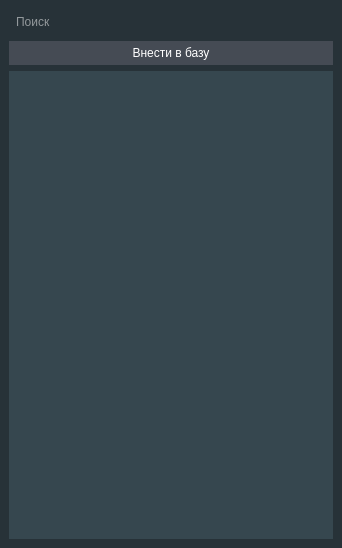
First picture: the form in app/ui/search_dialog.ui, repository extinctsoulwisp/ModerCoupeDV, before the edit.
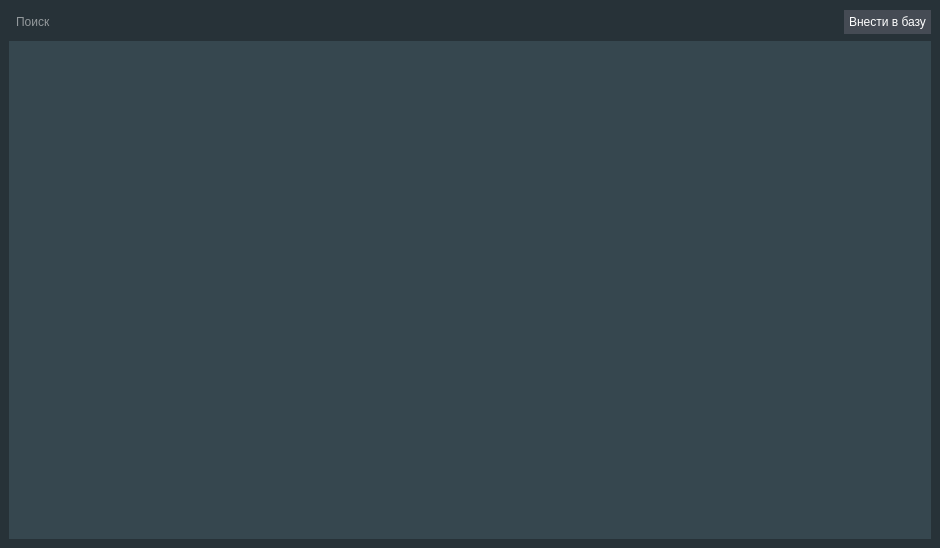
Second picture: the form after the edit.

The edit to the form file:
```diff
--- a/app/ui/search_dialog.ui
+++ b/app/ui/search_dialog.ui
@@ -9,7 +9,7 @@
    <rect>
     <x>0</x>
     <y>0</y>
-    <width>342</width>
+    <width>940</width>
     <height>548</height>
    </rect>
   </property>
@@ -129,8 +129,6 @@
           </property>
          </widget>
         </item>
-       </layout>
-      </item>
       <item>
        <widget class="QPushButton" name="btn_add_to_db">
         <property name="enabled">
@@ -140,6 +138,8 @@
          <string>Внести в базу</string>
         </property>
        </widget>
+        </item>
+       </layout>
       </item>
       <item>
        <widget class="QListWidget" name="search_list"/>
```
Lines whose indentation alone changed are shown as unchanged.
